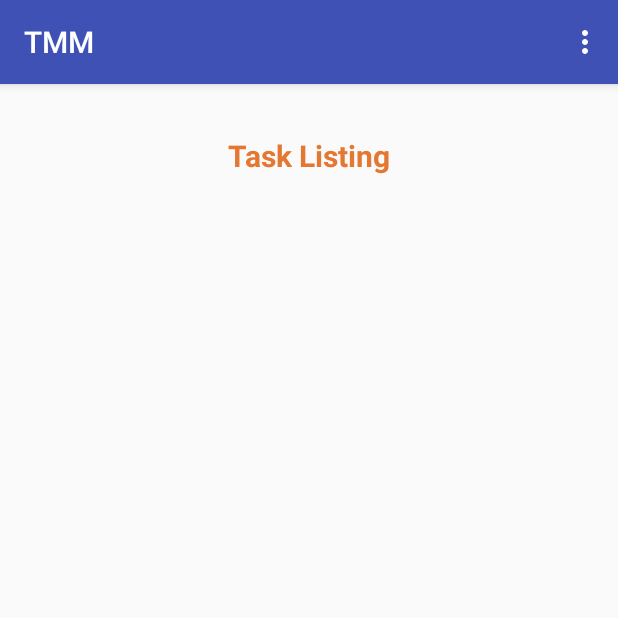
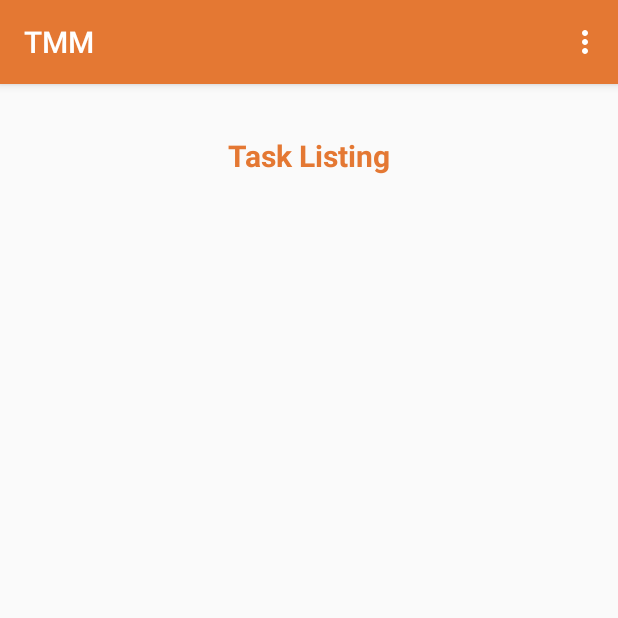
Before and after one commit to CMPUT301W18T08/Task-Management-Monster, an Android app: the MyTaskActivity screen opened directly, with no data from a screen before it, on a phone screen of 412 x 824 dp, the top half of it. Run offline under Robolectric (Android 15) with nearby library versions, the phone set to English and light mode, and no system bars; 4 statements that could not run were skipped.

Commit message:
color changed

```diff
--- a/app/src/main/java/com/example/yanghanwen/taskmanagementmonster/MyTaskActivity.java
+++ b/app/src/main/java/com/example/yanghanwen/taskmanagementmonster/MyTaskActivity.java
@@ -1,6 +1,9 @@
 package com.example.yanghanwen.taskmanagementmonster;
 
 import android.content.Intent;
+import android.graphics.Color;
+import android.graphics.drawable.ColorDrawable;
+import android.support.v7.app.ActionBar;
 import android.support.v7.app.AppCompatActivity;
 import android.os.Bundle;
 import android.util.Log;
@@ -88,6 +91,10 @@ public class MyTaskActivity extends AppCompatActivity {
         requesterBiddingListView = findViewById(R.id.requesterBiddingListView);
         requesterAssignedListView = findViewById(R.id.requesterAssignedListView);
         requesterListView = findViewById(R.id.RequesterTask);
+
+        ActionBar bar = getSupportActionBar();
+
+        bar.setBackgroundDrawable(new ColorDrawable(Color.parseColor("#E47833")));
 
         // get incoming type (requester/provider)
         OperationType = getIntent().getStringExtra("type");
```
